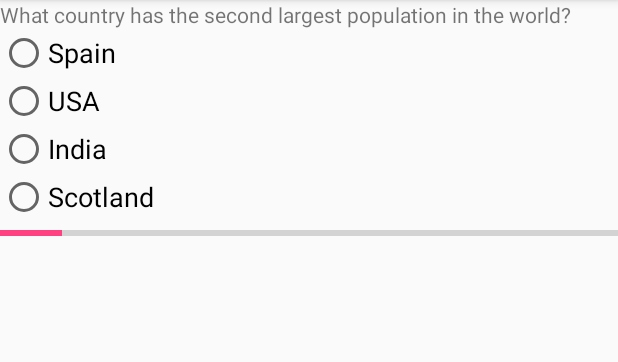
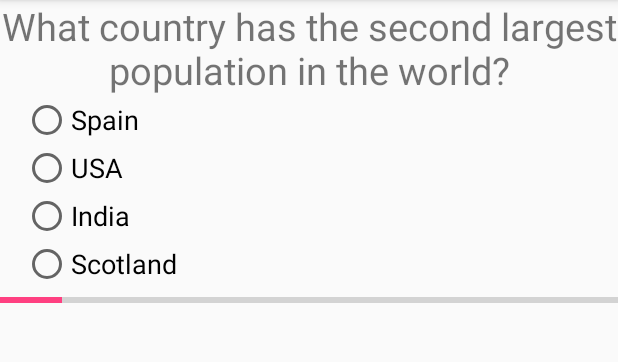
Before and after one commit to AlexandraDamaschin/CountryQuizApp, an Android app: the screen it shows after launch (MainActivity), after a tap on "START QUIZ", on a phone screen of 412 x 824 dp, the part 84-446 px from its top. Run offline under Robolectric (Android 15) with nearby library versions, the light colour scheme and no system bars.

Commit message:
start quiz working

```diff
--- a/app/src/main/res/layout/question_1.xml
+++ b/app/src/main/res/layout/question_1.xml
@@ -10,51 +10,66 @@
         android:layout_height="wrap_content"
         android:orientation="vertical">
 
+        <!--question-->
         <TextView
             android:id="@+id/question_eight"
             android:layout_width="wrap_content"
             android:layout_height="wrap_content"
             android:text="@string/q_1"
-            android:textAlignment="center" />
+            android:textAlignment="center"
+            android:textSize="@dimen/question_textSize" />
 
         <RadioGroup
             android:layout_width="wrap_content"
             android:layout_height="wrap_content"
             android:orientation="vertical">
 
+            <!--answer 1-->
             <RadioButton
                 android:id="@+id/q1_ans1"
                 android:layout_width="wrap_content"
                 android:layout_height="wrap_content"
+                android:layout_marginLeft="@dimen/margin_radioButton"
+                android:layout_marginStart="@dimen/margin_radioButton"
                 android:onClick="wrongAnswer"
                 android:text="@string/q1_a1"
                 android:textAppearance="?android:textAppearanceMedium" />
 
+            <!--answer 2-->
             <RadioButton
                 android:id="@+id/q1_ans2"
                 android:layout_width="wrap_content"
                 android:layout_height="wrap_content"
+                android:layout_marginLeft="@dimen/margin_radioButton"
+                android:layout_marginStart="@dimen/margin_radioButton"
                 android:onClick="wrongAnswer"
                 android:text="@string/q1_a2"
                 android:textAppearance="?android:textAppearanceMedium" />
 
+            <!--answer 3-->
             <RadioButton
                 android:id="@+id/q1_ans_correct"
                 android:layout_width="wrap_content"
                 android:layout_height="wrap_content"
+                android:layout_marginLeft="@dimen/margin_radioButton"
+                android:layout_marginStart="@dimen/margin_radioButton"
                 android:onClick="goToSecondQuestion"
                 android:text="@string/q1_ans_correct"
                 android:textAppearance="?android:textAppearanceMedium" />
 
+            <!--answer 4-->
             <RadioButton
                 android:id="@+id/q1_ans3"
                 android:layout_width="wrap_content"
                 android:layout_height="wrap_content"
+                android:layout_marginLeft="@dimen/margin_radioButton"
+                android:layout_marginStart="@dimen/margin_radioButton"
                 android:onClick="wrongAnswer"
                 android:text="@string/q1_a3"
                 android:textAppearance="?android:textAppearanceMedium" />
         </RadioGroup>
 
+        <!--progress bar 10-->
         <ProgressBar
             android:id="@+id/progress_bar"
             style="@style/Widget.AppCompat.ProgressBar.Horizontal"
--- a/app/src/main/res/values/dimen.xml
+++ b/app/src/main/res/values/dimen.xml
@@ -1,2 +1,5 @@
 <?xml version="1.0" encoding="utf-8"?>
-<resources></resources>
+<resources>
+    <dimen name="question_textSize">25dp</dimen>
+    <dimen name="margin_radioButton">15dp</dimen>
+</resources>
```
